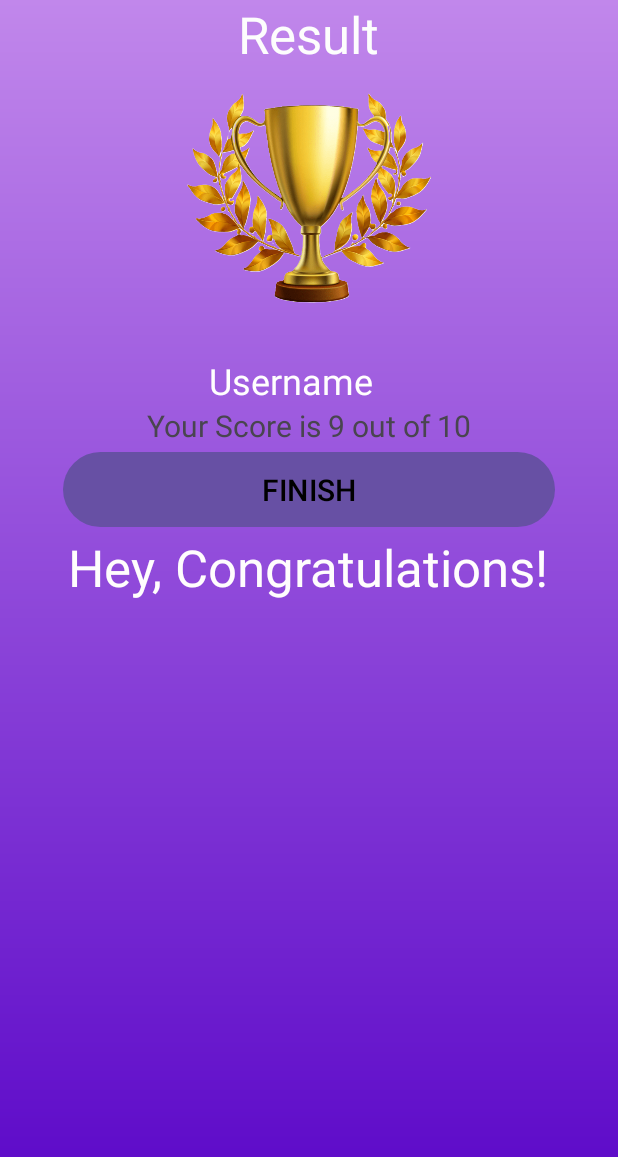
After one commit to RazmusRosen/QuizApp, an Android app: the ResultActivity screen opened directly, with no data from a screen before it, on a phone screen of 412 x 824 dp. The commit adds this screen. Shown: the top 1157 px of the screen. Run offline under Robolectric (Android 15) with nearby library versions, the phone set to English and light mode, and no system bars.

Commit message:
Add ResultActivity and update QuestionsActivity
This commit introduces a new `ResultActivity` to display quiz results and updates the `QuestionsActivity` with refined answer checking logic.

Key changes:
- Created `ResultActivity.kt` and its corresponding layout `activity_result.xml`.
- Added a gold trophy image (`gold_trophy.png`) for the result screen.
- Added new string resources for the result screen.
- Registered `ResultActivity` in `AndroidManifest.xml`.
- In `QuestionsActivity.kt`:
    - Simplified the `checkAnswer` method by removing redundant code for highlighting the correct answer when the selected option is correct.
    - Refactored the `showCorrectAnswer` method to use a `when` statement for better readability, removing the setting of `Typeface.DEFAULT_BOLD` which was not visually impactful.

```diff
--- a/app/src/main/AndroidManifest.xml
+++ b/app/src/main/AndroidManifest.xml
@@ -12,6 +12,9 @@
         android:supportsRtl="true"
         android:theme="@style/Base.Theme.QuizApp"
         tools:targetApi="31">
+        <activity
+            android:name=".ui.ResultActivity"
+            android:exported="false" />
         <activity
             android:name=".ui.QuestionsActivity"
             android:exported="false" />
--- /dev/null
+++ b/app/src/main/java/com/example/quizapp/ui/ResultActivity.kt
@@ -0,0 +1,12 @@
+package com.example.quizapp.ui
+
+import android.os.Bundle
+import androidx.appcompat.app.AppCompatActivity
+import com.example.quizapp.R
+
+class ResultActivity : AppCompatActivity() {
+    override fun onCreate(savedInstanceState: Bundle?) {
+        super.onCreate(savedInstanceState)
+        setContentView(R.layout.activity_result)
+    }
+}
--- /dev/null
+++ b/app/src/main/res/layout/activity_result.xml
@@ -0,0 +1,61 @@
+<?xml version="1.0" encoding="utf-8"?>
+
+<LinearLayout
+    xmlns:android="http://schemas.android.com/apk/res/android"
+    xmlns:tools="http://schemas.android.com/tools"
+    android:layout_width="match_parent"
+    android:layout_height="match_parent"
+    android:background="@drawable/bg"
+    android:gravity="center_horizontal"
+    android:orientation="vertical"
+    tools:context=".ui.ResultActivity">
+
+    <TextView
+        android:id="@+id/textViewResult"
+        android:layout_width="wrap_content"
+        android:layout_height="wrap_content"
+        android:text="@string/result"
+        android:textColor="#FDFDFD"
+        android:textSize="34sp" />
+
+    <ImageView
+        android:id="@+id/imageView2"
+        android:layout_width="186dp"
+        android:layout_height="172dp"
+        android:contentDescription="@string/picture_of_a_gold_trophy"
+        android:src="@drawable/gold_trophy"
+        />
+
+    <TextView
+        android:id="@+id/textView3"
+        android:layout_width="133dp"
+        android:layout_height="wrap_content"
+        android:layout_marginTop="20dp"
+        android:text="Username"
+        android:textColor="#FFFEFE"
+        android:textSize="24sp" />
+
+    <TextView
+        android:id="@+id/textView4"
+        android:layout_width="wrap_content"
+        android:layout_height="wrap_content"
+        android:text="Your Score is 9 out of 10"
+        android:textSize="20sp" />
+
+    <Button
+        android:id="@+id/button"
+        android:layout_width="328dp"
+        android:layout_height="58dp"
+        android:text="@string/finish"
+        android:textColor="@color/black"
+        android:textSize="20sp" />
+
+    <TextView
+        android:id="@+id/textView2"
+        android:layout_width="wrap_content"
+        android:layout_height="wrap_content"
+        android:text="@string/hey_congratulations"
+        android:textColor="#FFFDFD"
+        android:textSize="34sp" />
+
+</LinearLayout>
--- a/app/src/main/res/values/strings.xml
+++ b/app/src/main/res/values/strings.xml
@@ -10,4 +10,7 @@
     <string name="finish">FINISH</string>
     <string name="button_check">CHECK</string>
     <string name="button_next">NEXT</string>
+    <string name="hey_congratulations">Hey, Congratulations!</string>
+    <string name="result">Result</string>
+    <string name="picture_of_a_gold_trophy">Picture of a gold trophy</string>
 </resources>
```
Also changed, not shown: app/src/main/java/com/example/quizapp/ui/QuestionsActivity.kt (+12 -37 lines), app/src/main/res/drawable/gold_trophy.png (added).
